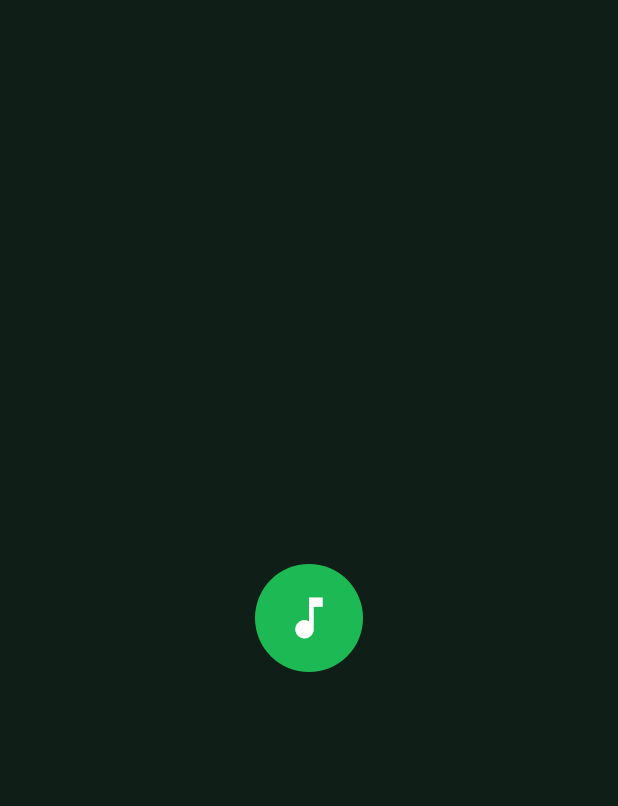
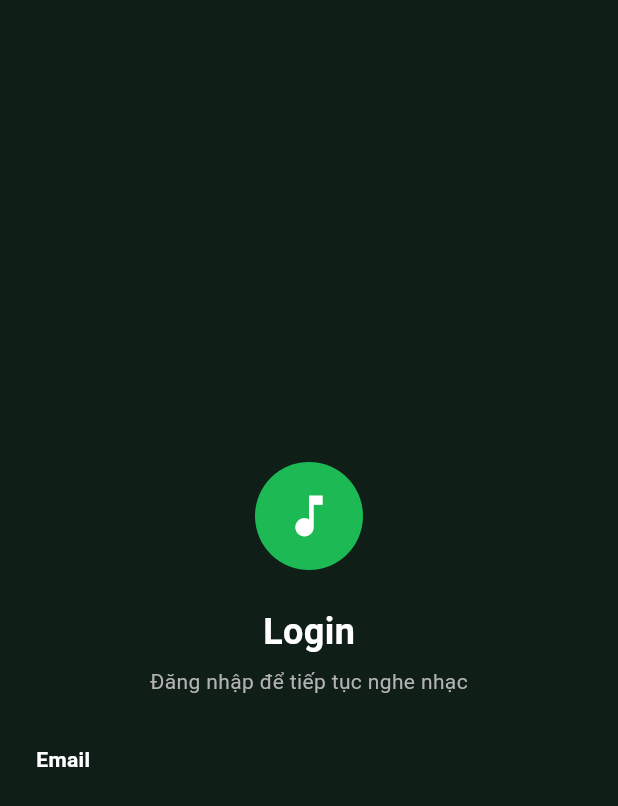
Before and after one commit to havando1302/2025_2_LTTBDD_N02_Nhom_08, a Flutter app: the screen it shows after launch, on a phone screen of 412 x 824 dp. Shown: the top 806 px of the screen. Run offline on Flutter 3.47's test engine with Material 3 defaults, Android fonts, the phone set to English and light mode, and no system bars.

Commit message:
Update UI trang login

```diff
--- a/lib/views/login/login.dart
+++ b/lib/views/login/login.dart
@@ -40,6 +40,36 @@ class _LoginPageState extends State<LoginPage> {
                         color: Colors.white,
                       ),
                     ),
+                    const SizedBox(height: 24),
+                    Text(
+                      "Login",
+                      style: TextStyle(
+                        fontSize: 24,
+                        fontWeight: FontWeight.bold,
+                        color: Color(MyColor.se5),
+                      ),
+                    ),
+                    const SizedBox(height: 6),
+
+                    Text(
+                      "Đăng nhập để tiếp tục nghe nhạc",
+                      style: TextStyle(
+                        fontSize: 14,
+                        color: Color(MyColor.grey),
+                      ),
+                    ),
+
+                    const SizedBox(height: 32),
+                    Align(
+                      alignment: Alignment.centerLeft,
+                      child: Text(
+                        "Email",
+                        style: const TextStyle(
+                          color: Color(MyColor.white),
+                          fontWeight: FontWeight.w600,
+                        ),
+                      ),
+                    ),
                   ],
                 ),
               ),
```
